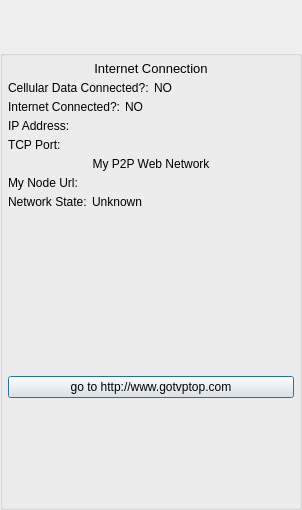
Qt form GoTvApps/GoTvCommon/Forms/ActivityNetworkStatus.ui (brettrjones/gotvptop) before a commit.
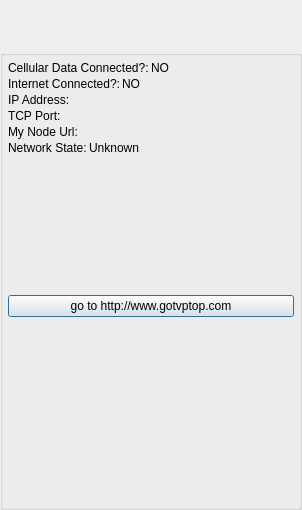
The same form after that commit. Custom widgets are drawn as their Qt base class.

Commit message: Work on network settings and testing

What changed in the file:
```diff
--- a/GoTvApps/GoTvCommon/Forms/ActivityNetworkStatus.ui
+++ b/GoTvApps/GoTvCommon/Forms/ActivityNetworkStatus.ui
@@ -76,7 +76,7 @@
      </property>
      <layout class="QVBoxLayout" name="verticalLayout_2">
       <property name="spacing">
-       <number>5</number>
+       <number>2</number>
       </property>
       <property name="leftMargin">
        <number>5</number>
@@ -90,21 +90,6 @@
       <property name="bottomMargin">
        <number>5</number>
       </property>
-      <item>
-       <widget class="QLabel" name="m_NetworkTypeTile">
-        <property name="font">
-         <font>
-          <pointsize>10</pointsize>
-         </font>
-        </property>
-        <property name="text">
-         <string>Internet Connection</string>
-        </property>
-        <property name="alignment">
-         <set>Qt::AlignCenter</set>
-        </property>
-       </widget>
-      </item>
       <item>
        <layout class="QHBoxLayout" name="horizontalLayout_4">
         <item>
@@ -201,16 +186,6 @@
         </item>
        </layout>
       </item>
-      <item>
-       <widget class="QLabel" name="labelCopywrite2">
-        <property name="text">
-         <string>My P2P Web Network</string>
-        </property>
-        <property name="alignment">
-         <set>Qt::AlignCenter</set>
-        </property>
-       </widget>
-      </item>
       <item>
        <layout class="QHBoxLayout" name="horizontalLayout_7">
         <item>
@@ -339,17 +314,14 @@
        </widget>
       </item>
       <item>
-       <spacer name="verticalSpacer">
-        <property name="orientation">
-         <enum>Qt::Vertical</enum>
+       <widget class="NetworkTestWidget" name="m_NetworkTestWidget" native="true">
+        <property name="sizePolicy">
+         <sizepolicy hsizetype="Expanding" vsizetype="Expanding">
+          <horstretch>0</horstretch>
+          <verstretch>0</verstretch>
+         </sizepolicy>
         </property>
-        <property name="sizeHint" stdset="0">
-         <size>
-          <width>20</width>
-          <height>40</height>
-         </size>
-        </property>
-       </spacer>
+       </widget>
       </item>
      </layout>
     </widget>
@@ -388,6 +360,12 @@
    <header location="global">BottomBarWidget.h</header>
    <container>1</container>
   </customwidget>
+  <customwidget>
+   <class>NetworkTestWidget</class>
+   <extends>QWidget</extends>
+   <header>NetworkTestWidget.h</header>
+   <container>1</container>
+  </customwidget>
  </customwidgets>
  <resources/>
  <connections/>
```
The commit also changes 40 other files.
